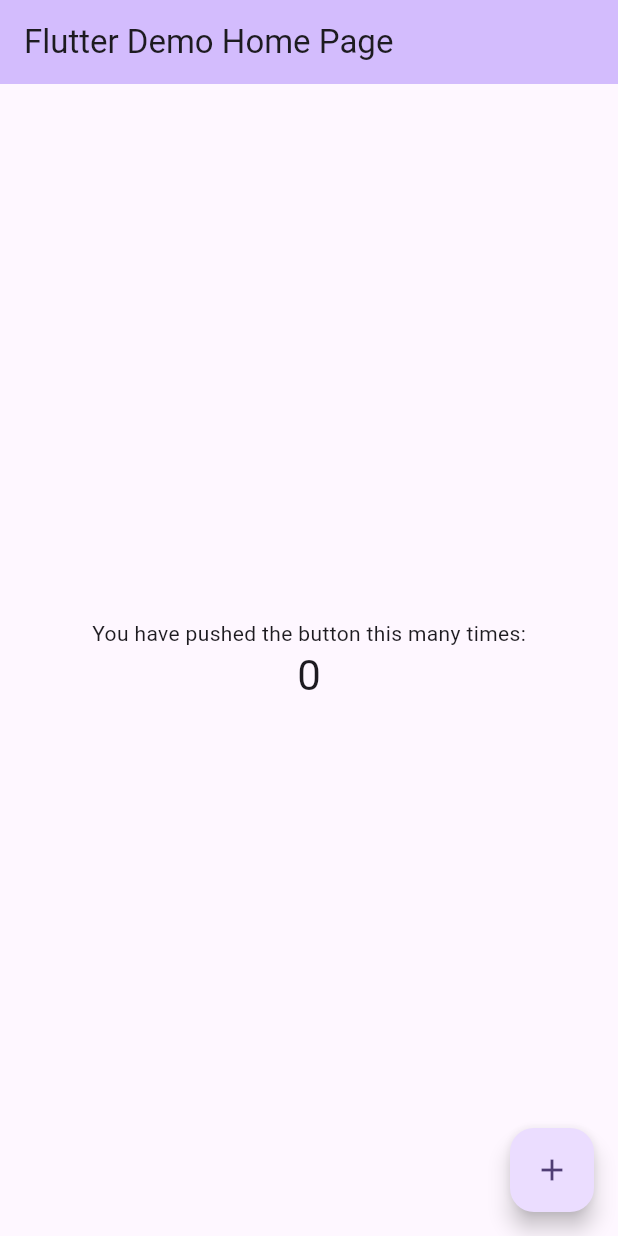
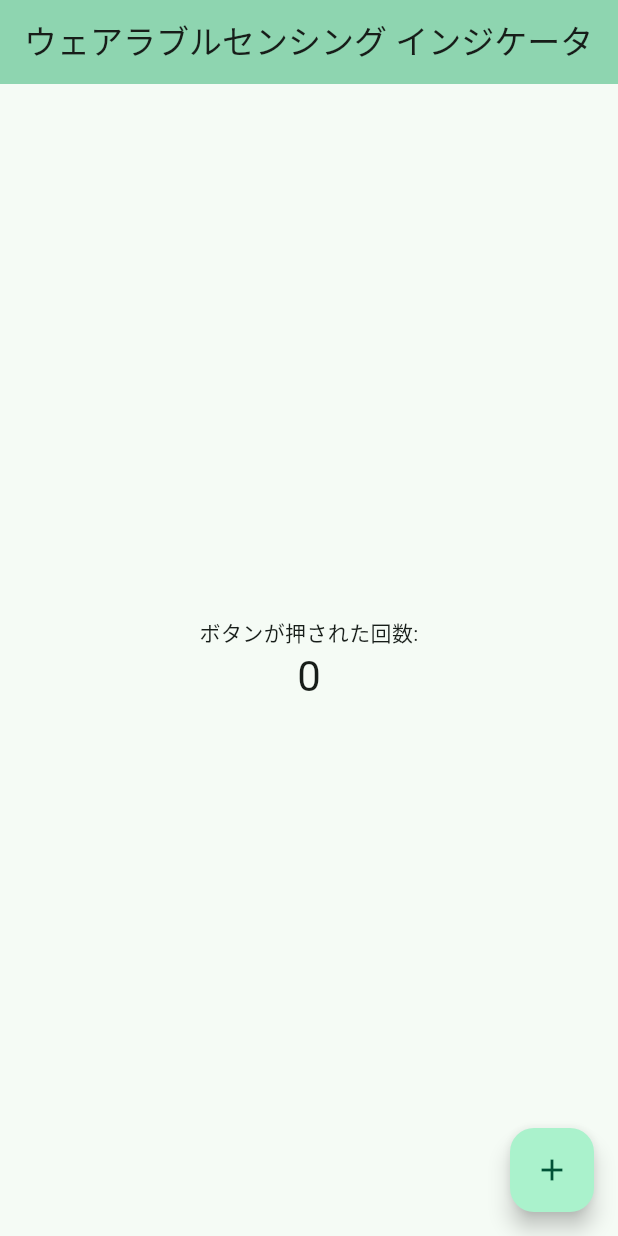
Before and after one commit to Zli2024Venture1Group3/wearablesensingapp, a Flutter app: the screen it shows after launch, on a phone screen of 412 x 824 dp. Run offline on Flutter 3.47's test engine with Material 3 defaults, Android fonts, the phone set to English and light mode, and no system bars.

Commit message:
コメント削除 適当にTextを変更

```diff
--- a/lib/main.dart
+++ b/lib/main.dart
@@ -11,43 +11,18 @@
   @override
   Widget build(BuildContext context) {
     return MaterialApp(
-      title: 'Flutter Demo',
+      title: 'Wearable Sensing Indicator',
       theme: ThemeData(
-        // This is the theme of your application.
-        //
-        // TRY THIS: Try running your application with "flutter run". You'll see
-        // the application has a purple toolbar. Then, without quitting the app,
-        // try changing the seedColor in the colorScheme below to Colors.green
-        // and then invoke "hot reload" (save your changes or press the "hot
-        // reload" button in a Flutter-supported IDE, or press "r" if you used
-        // the command line to start the app).
-        //
-        // Notice that the counter didn't reset back to zero; the application
-        // state is not lost during the reload. To reset the state, use hot
-        // restart instead.
-        //
-        // This works for code too, not just values: Most code changes can be
-        // tested with just a hot reload.
-        colorScheme: ColorScheme.fromSeed(seedColor: Colors.deepPurple),
+        colorScheme: ColorScheme.fromSeed(seedColor: Color.fromRGBO(0,84,56,1)),
         useMaterial3: true,
       ),
-      home: const MyHomePage(title: 'Flutter Demo Home Page'),
+      home: const MyHomePage(title: 'ウェアラブルセンシング インジケータ'),
     );
   }
 }
 
 class MyHomePage extends StatefulWidget {
   const MyHomePage({super.key, required this.title});
-
-  // This widget is the home page of your application. It is stateful, meaning
-  // that it has a State object (defined below) that contains fields that affect
-  // how it looks.
-
-  // This class is the configuration for the state. It holds the values (in this
-  // case the title) provided by the parent (in this case the App widget) and
-  // used by the build method of the State. Fields in a Widget subclass are
-  // always marked "final".
-
   final String title;
 
   @override
@@ -59,54 +34,23 @@
 
   void _incrementCounter() {
     setState(() {
-      // This call to setState tells the Flutter framework that something has
-      // changed in this State, which causes it to rerun the build method below
-      // so that the display can reflect the updated values. If we changed
-      // _counter without calling setState(), then the build method would not be
-      // called again, and so nothing would appear to happen.
       _counter++;
     });
   }
 
   @override
   Widget build(BuildContext context) {
-    // This method is rerun every time setState is called, for instance as done
-    // by the _incrementCounter method above.
-    //
-    // The Flutter framework has been optimized to make rerunning build methods
-    // fast, so that you can just rebuild anything that needs updating rather
-    // than having to individually change instances of widgets.
     return Scaffold(
       appBar: AppBar(
-        // TRY THIS: Try changing the color here to a specific color (to
-        // Colors.amber, perhaps?) and trigger a hot reload to see the AppBar
-        // change color while the other colors stay the same.
         backgroundColor: Theme.of(context).colorScheme.inversePrimary,
-        // Here we take the value from the MyHomePage object that was created by
-        // the App.build method, and use it to set our appbar title.
         title: Text(widget.title),
       ),
       body: Center(
-        // Center is a layout widget. It takes a single child and positions it
-        // in the middle of the parent.
         child: Column(
-          // Column is also a layout widget. It takes a list of children and
-          // arranges them vertically. By default, it sizes itself to fit its
-          // children horizontally, and tries to be as tall as its parent.
-          //
-          // Column has various properties to control how it sizes itself and
-          // how it positions its children. Here we use mainAxisAlignment to
-          // center the children vertically; the main axis here is the vertical
-          // axis because Columns are vertical (the cross axis would be
-          // horizontal).
-          //
-          // TRY THIS: Invoke "debug painting" (choose the "Toggle Debug Paint"
-          // action in the IDE, or press "p" in the console), to see the
-          // wireframe for each widget.
           mainAxisAlignment: MainAxisAlignment.center,
           children: <Widget>[
             const Text(
-              'You have pushed the button this many times:',
+              'ボタンが押された回数:',
             ),
             Text(
               '$_counter',
@@ -119,7 +63,7 @@
         onPressed: _incrementCounter,
         tooltip: 'Increment',
         child: const Icon(Icons.add),
-      ), // This trailing comma makes auto-formatting nicer for build methods.
+      ),
     );
   }
 }
```
